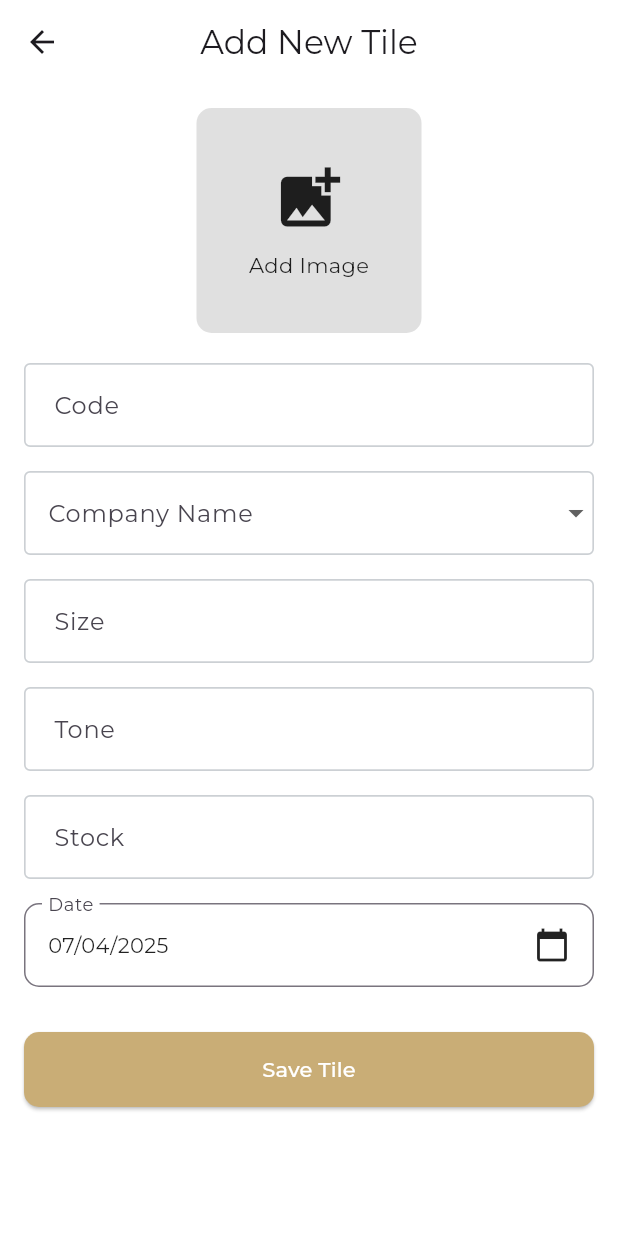
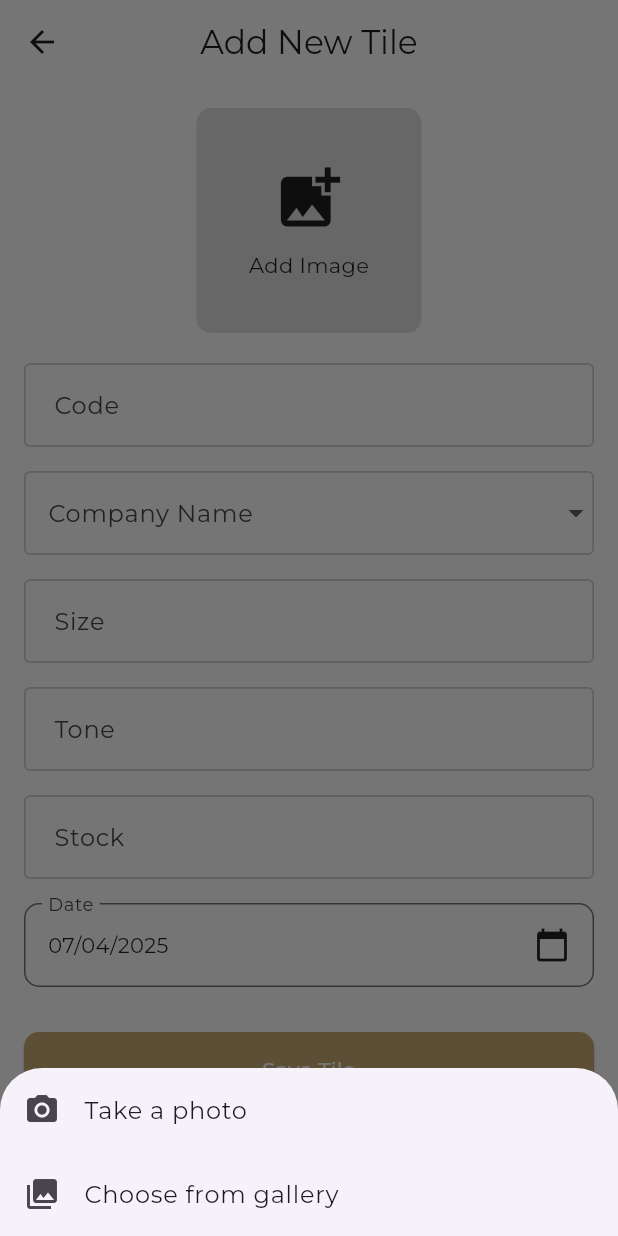
Before and after one commit to EzMadara/royaltrader, a Flutter app: the AddTileScreen screen opened by its route, after a tap on "Add Image", on a phone screen of 412 x 824 dp. Run offline on Flutter 3.47's test engine with Material 3 defaults, Android fonts, the phone set to English and light mode, and no system bars; drawn by our look-alikes of skeletonizer; our stand-ins replace animated_splash_screen, cached_network_image, cloud_firestore, equatable, firebase_auth, firebase_core and 7 more; accounts and stored records are empty.

```diff
--- a/lib/config/routes/routes_name.dart
+++ b/lib/config/routes/routes_name.dart
@@ -1,5 +1,3 @@
-// lib/config/routes/routes_name.dart
-
 class RoutesName {
   // Authentication Routes
   static const String splashScreen = 'splash_screen';
@@ -9,7 +7,6 @@ class RoutesName {
   static const String registerScreen = 'register_screen';
 
   // Tile Inventory Routes
-  static const String tilesList = 'tiles_list';
   static const String addTile = 'add_tile';
   static const String editTile = 'edit_tile';
   static const String tileDetails = 'tile_details';
--- a/lib/ui/AddTileScreen.dart
+++ b/lib/ui/AddTileScreen.dart
@@ -45,14 +45,49 @@ class _AddTileScreenState extends State<AddTileScreen> {
   }
 
   Future<void> _pickImage() async {
-    final ImagePicker picker = ImagePicker();
-    final XFile? image = await picker.pickImage(source: ImageSource.gallery);
-
-    if (image != null) {
-      setState(() {
-        _imagePath = image.path;
-      });
-    }
+    showModalBottomSheet(
+      context: context,
+      builder: (context) {
+        return SafeArea(
+          child: Wrap(
+            children: [
+              ListTile(
+                leading: const Icon(Icons.camera_alt),
+                title: const Text('Take a photo'),
+                onTap: () async {
+                  Navigator.pop(context);
+                  final picker = ImagePicker();
+                  final image = await picker.pickImage(
+                    source: ImageSource.camera,
+                  );
+                  if (image != null) {
+                    setState(() {
+                      _imagePath = image.path;
+                    });
+                  }
+                },
+              ),
+              ListTile(
+                leading: const Icon(Icons.photo_library),
+                title: const Text('Choose from gallery'),
+                onTap: () async {
+                  Navigator.pop(context);
+                  final picker = ImagePicker();
+                  final image = await picker.pickImage(
+                    source: ImageSource.gallery,
+                  );
+                  if (image != null) {
+                    setState(() {
+                      _imagePath = image.path;
+                    });
+                  }
+                },
+              ),
+            ],
+          ),
+        );
+      },
+    );
   }
 
   Future<void> _selectDate(BuildContext context) async {
@@ -232,8 +267,12 @@ class _AddTileScreenState extends State<AddTileScreen> {
                     if (value == null || value.isEmpty) {
                       return 'Please enter stock quantity';
                     }
-                    if (int.tryParse(value) == null) {
+                    final stock = int.tryParse(value);
+                    if (stock == null) {
                       return 'Please enter a valid number';
+                    }
+                    if (stock == 0) {
+                      return 'Stock cannot be 0';
                     }
                     return null;
                   },
--- a/lib/widgets/dumb_widgets/app_text_field2_widget.dart
+++ b/lib/widgets/dumb_widgets/app_text_field2_widget.dart
@@ -41,6 +41,7 @@ class AppTextField2 extends StatelessWidget {
   @override
   Widget build(BuildContext context) {
     return TextFormField(
+      autovalidateMode: AutovalidateMode.onUserInteraction,
       controller: controller,
       validator: validator,
       keyboardType: keyboardType,
@@ -78,6 +79,14 @@ class AppTextField2 extends StatelessWidget {
               ),
               borderRadius: BorderRadius.circular(4),
             ),
+            errorBorder: OutlineInputBorder(
+              borderSide: const BorderSide(color: Colors.red, width: 1.1),
+              borderRadius: BorderRadius.circular(4),
+            ),
+            focusedErrorBorder: OutlineInputBorder(
+              borderSide: const BorderSide(color: Colors.red, width: 1.4),
+              borderRadius: BorderRadius.circular(4),
+            ),
             contentPadding: const EdgeInsets.symmetric(
               horizontal: 16,
               vertical: 16,
--- a/lib/widgets/dumb_widgets/company_dropdown.dart
+++ b/lib/widgets/dumb_widgets/company_dropdown.dart
@@ -17,6 +17,7 @@ class DropdownField extends StatelessWidget {
   @override
   Widget build(BuildContext context) {
     return DropdownButtonFormField<String>(
+      autovalidateMode: AutovalidateMode.onUserInteraction,
       decoration: InputDecoration(
         enabledBorder: OutlineInputBorder(
           borderSide: const BorderSide(color: Color(0xFFCCD0D4), width: 1.1),
@@ -31,7 +32,14 @@ class DropdownField extends StatelessWidget {
           borderSide: const BorderSide(color: Color(0xFFCCD0D4), width: 1.1),
           borderRadius: BorderRadius.circular(4),
         ),
-
+        errorBorder: OutlineInputBorder(
+          borderSide: const BorderSide(color: Colors.red, width: 1.1),
+          borderRadius: BorderRadius.circular(4),
+        ),
+        focusedErrorBorder: OutlineInputBorder(
+          borderSide: const BorderSide(color: Colors.red, width: 1.4),
+          borderRadius: BorderRadius.circular(4),
+        ),
         fillColor: !isFloatLabel ? Colors.grey.shade100 : null,
       ),
       dropdownColor: Colors.white,
```
Also changed, not shown: lib/ui/HomeScreen.dart (+138 -77 lines), lib/ui/TilesListScreen.dart (deleted, +0 -297 lines).
